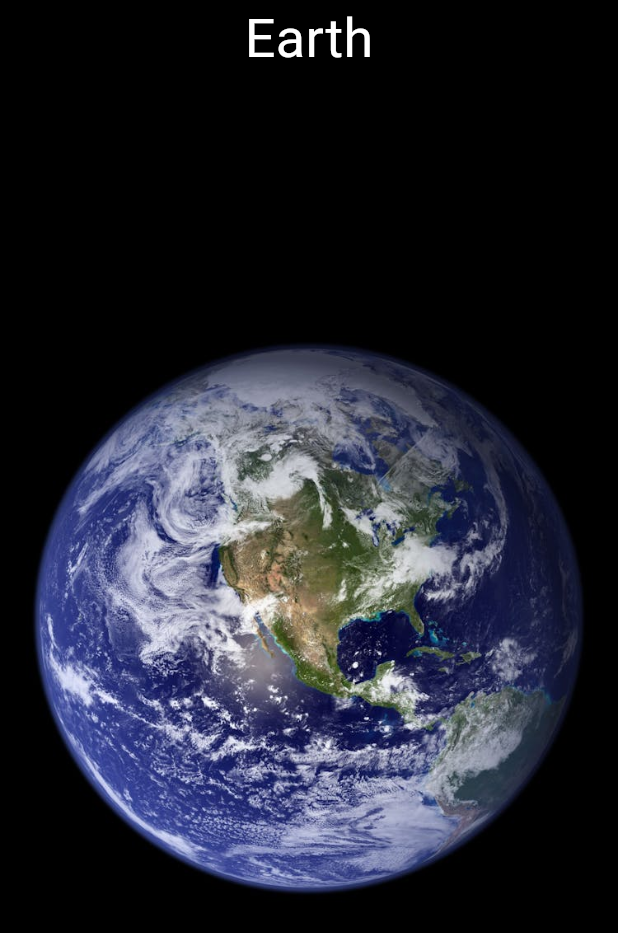
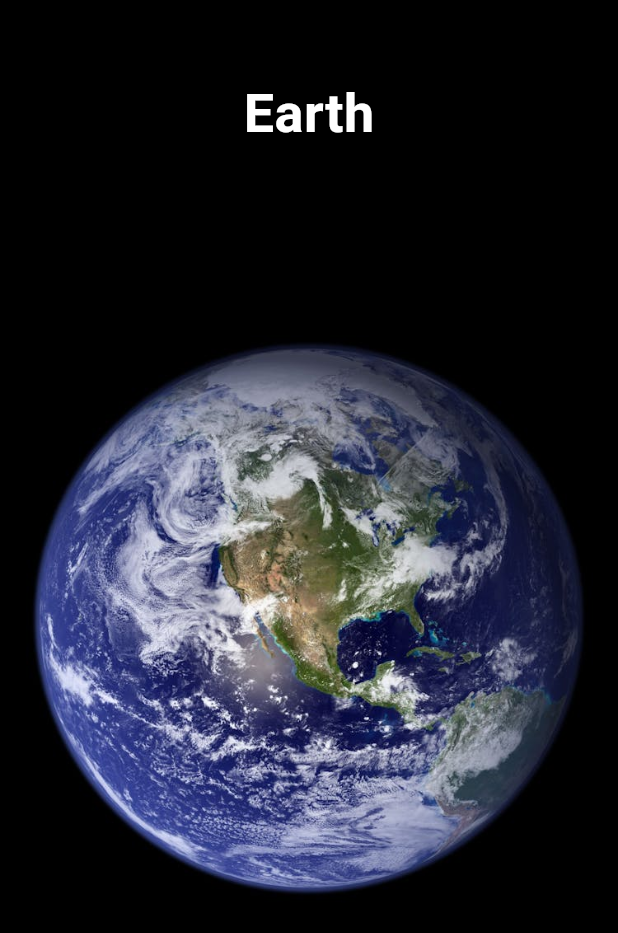
Before and after one commit to sz-adam/flutter-exercises, a Flutter app: the screen it shows after launch, on a phone screen of 412 x 824 dp. Shown: the top 933 px of the screen. Run offline on Flutter 3.47's test engine with Material 3 defaults, Android fonts, the phone set to English and light mode, and no system bars; our stand-ins replace carousel_slider, flutter_dotenv, flutter_riverpod, image_picker, local_auth; missing offline and left inert: scroll_loop_auto_scroll.

Commit message:
name amination

```diff
--- a/planets/lib/components/celestial_name.dart
+++ b/planets/lib/components/celestial_name.dart
@@ -1,30 +1,38 @@
 import 'package:flutter/material.dart';
+import '../model/planets_model.dart';
 
+import 'package:flutter/material.dart';
 import '../model/planets_model.dart';
 
 class CelestialName extends StatelessWidget {
+  final List<CelestialBodyData> celestialDataList;
+  final int currentIndex;
+
   const CelestialName({
-    super.key,
+    Key? key,
     required this.celestialDataList,
-    required int currentIndex,
-  }) : _currentIndex = currentIndex;
-
-  final List<CelestialBodyData> celestialDataList;
-  final int _currentIndex;
+    required this.currentIndex,
+  }) : super(key: key);
 
   @override
   Widget build(BuildContext context) {
-    return Container(
-      color: Colors.black,
-      child: Column(
-        children: [
-          Center(
-            child: Text(
-              celestialDataList[_currentIndex].name,
-              style: const TextStyle(color: Colors.white, fontSize: 36),
+    return Positioned(
+      top: 50,
+      left: 0,
+      right: 0,
+      child: Center(
+        child: AnimatedSwitcher(
+          duration: Duration(seconds: 1),
+          child: Text(
+            celestialDataList[currentIndex].name,
+            key: ValueKey<int>(currentIndex),
+            style: const TextStyle(
+              fontSize: 36,
+              fontWeight: FontWeight.bold,
+              color: Colors.white,
             ),
-          )
-        ],
+          ),
+        ),
       ),
     );
   }
--- a/planets/lib/pages/home_pages.dart
+++ b/planets/lib/pages/home_pages.dart
@@ -32,12 +32,15 @@ class _HomePagesState extends State<HomePages> {
 
     return SafeArea(
       child: Scaffold(
-        body: Stack(
+        body: Container(
+          color: Colors.black,
+          child: Stack(
             children: [
               //Bolygók neve
               CelestialName(
                 celestialDataList: celestialDataList,
-                currentIndex: _currentIndex),
+                currentIndex: _currentIndex,
+              ),
               //bolygók megjelenítésére
               CelestialPlanetView(
                 celestialDataList: celestialDataList,
@@ -54,6 +57,7 @@ class _HomePagesState extends State<HomePages> {
             ],
           ),
         ),
+      ),
     );
   }
 }
```
Lines whose indentation alone changed are shown as unchanged.
